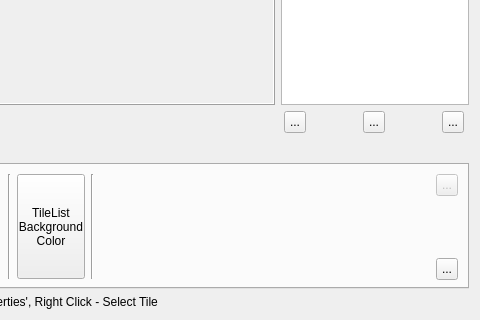
Qt form RetroEDv2/tools/sceneproperties/chunkeditor.ui (RSDKModding/RetroED) before a commit; both pictures show x 362 to 842 and y 280 to 600 of the 842 by 600 pixel window.
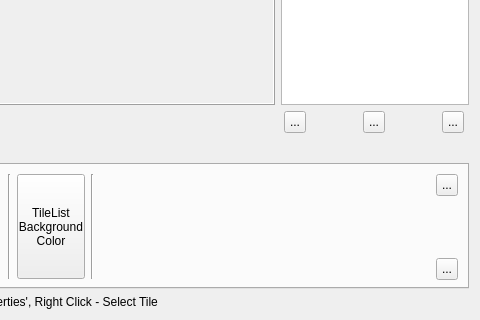
The same form after that commit. The open tabs and pages were chosen to show the change. Icons and pictures are not drawn.

Patch:
```diff
--- a/RetroEDv2/tools/sceneproperties/chunkeditor.ui
+++ b/RetroEDv2/tools/sceneproperties/chunkeditor.ui
@@ -1031,7 +1031,7 @@
        <item row="0" column="12">
         <widget class="QToolButton" name="importPal">
          <property name="enabled">
-          <bool>false</bool>
+          <bool>true</bool>
          </property>
          <property name="minimumSize">
           <size>
```
Left out of the diff: 2 changed lines with no effect on the pictures.
